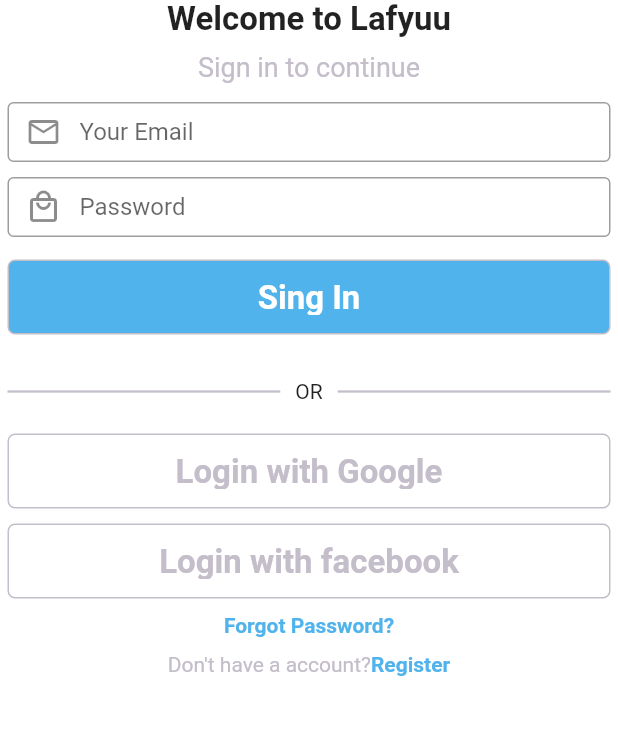
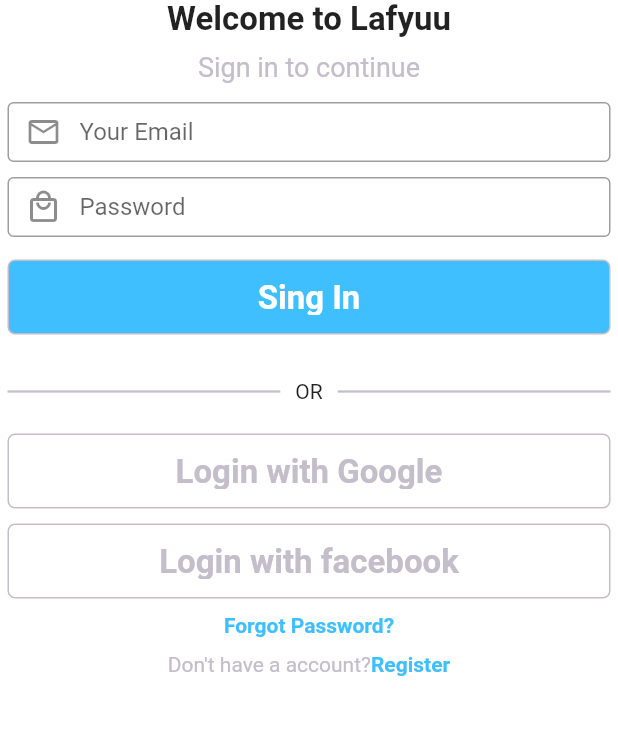
Before and after one commit to home-22/shop_air_app, a Flutter app: the screen it shows after launch, on a phone screen of 412 x 824 dp, the part 300-1035 px from its top. Run offline on Flutter 3.47's test engine with Material 2 defaults, Android fonts, the phone set to English and light mode, and no system bars; our stand-ins replace flutter_rating_bar, image_picker; Roboto replaces fonts that are missing (Helvetica-Bold); statements that could not run were skipped.

Commit message:
changes to the app_colors

```diff
--- a/lib/colors/app_colors.dart
+++ b/lib/colors/app_colors.dart
@@ -1,11 +1,16 @@
 import 'package:flutter/material.dart';
 
 class AppColors {
-  static Color kBlue = const Color(0xFF51B3EC);
+  // primarne boje
+  static Color kBlue = Color(0xFF40BFFF);
+  static Color kAmber = Color(0xFFFFC833);
+  static Color kRed = Color(0xFFFB7181);
+  static Color kPurple = Color(0xFF5C61F4);
+  static Color kGreen = Color(0xFF53D1B6);
+  // ostale boje
+  static Color kDark = Color(0xFF40BFFF);
+  static Color kLight = Color(0xFF0BFFF);
   static Color kGrey = const Color(0xFFC4BDCA);
-  static Color kRed = const Color(0xFFEC0511);
-  static Color kBluee = const Color(0xFF6178FA);
-  static Color kBlack = const Color(0xFF0E0D05);
+  // bla colors
   static Color kWhite = const Color(0xFFFFFFFF);
-  static Color kAmber = const Color(0xFFF1EE0B);
 }
```
